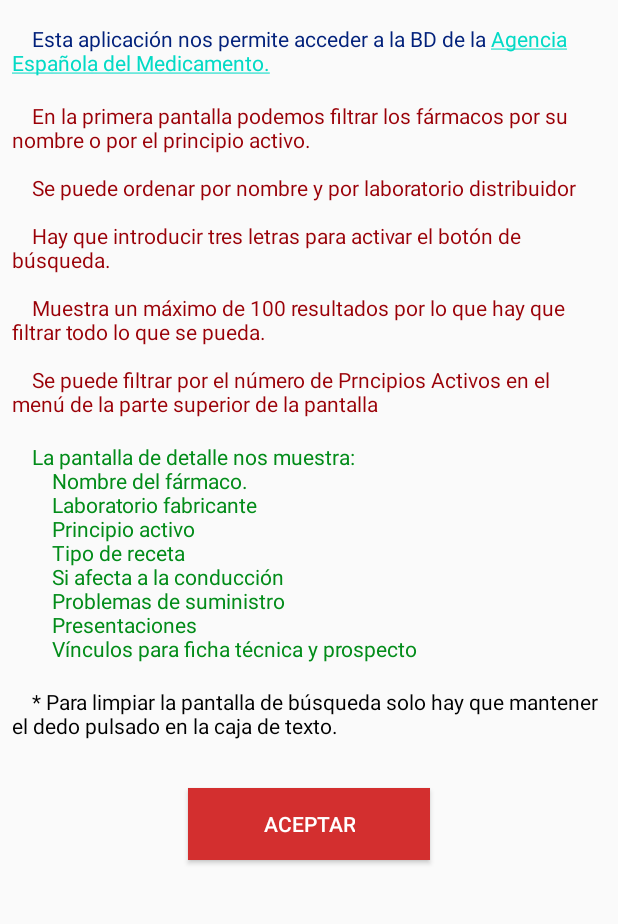
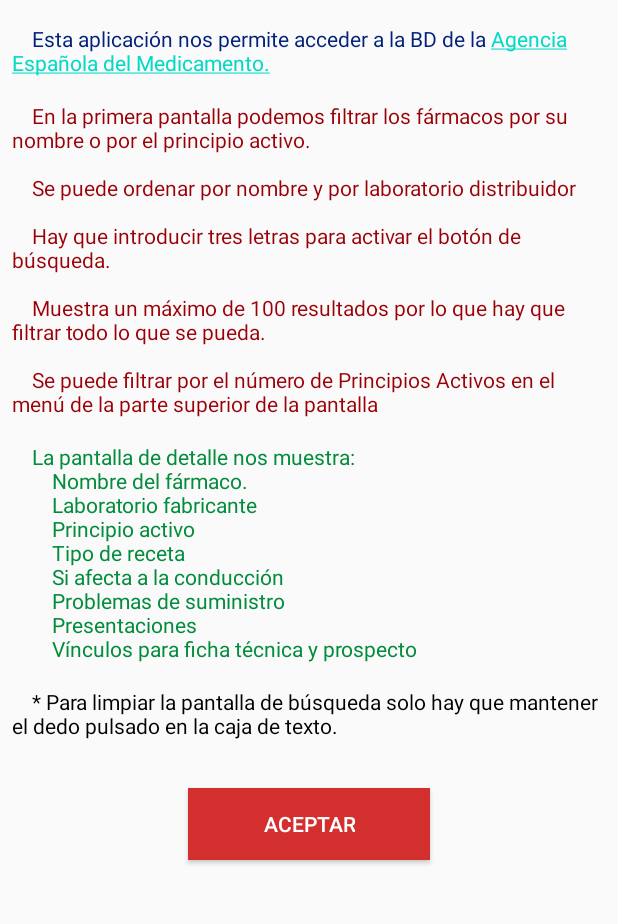
Before and after one commit to JoseRa10679/Vademecum, an Android app: the MainActivity screen opened directly, with no data from a screen before it, in the options menu, after a tap on "Acerca de..", on a phone screen of 412 x 824 dp, the part 84-1008 px from its top. Run offline under Robolectric (Android 15) with nearby library versions, the phone set to English and light mode, and no system bars; libraries missing offline, so code that uses them is left out: net.yslibrary.android; Roboto replaces fonts that are not available here; 2 statements that could not run were skipped.

Commit message:
Primera version completa

```diff
--- a/app/src/main/java/com/example/vademecum/adaptadores/ApiService.kt
+++ b/app/src/main/java/com/example/vademecum/adaptadores/ApiService.kt
@@ -31,7 +31,6 @@ interface ApiService {
      *      primera página con un máximo de 100 registros.
      *
      */
-
 
     @GET(value = "medicamentos?comerc=1&pagina=1&pagesize=100")
     fun getMedicamentos(
@@ -78,8 +77,6 @@ interface ApiService {
         @Query("practiv1") practiv1: String
     ): Call<MiObjeto>
 
-
     //</editor-folder>
 
-
 }
--- a/app/src/main/java/com/example/vademecum/dataclass/Presentacion.kt
+++ b/app/src/main/java/com/example/vademecum/dataclass/Presentacion.kt
@@ -6,5 +6,6 @@ package com.example.vademecum.dataclass
  */
 data class Presentacion(
     var nombre: String,
-    var comercializado: Boolean
+    var comercializado: Boolean,
+    var psum: Boolean
 )
--- a/app/src/main/java/com/example/vademecum/objetos/Comun.kt
+++ b/app/src/main/java/com/example/vademecum/objetos/Comun.kt
@@ -45,5 +45,31 @@ object Comun {
 
     //</editor-folder>
 
+    /*
+
+    /**
+     * Permite el cambio de características de texto dentro de un TextView
+     *
+     * https://gist.github.com/RadoYankov/29833fc1f5ecd577b0581d6de93ff60f
+     *
+     */
+    fun spannable(func: () -> SpannableString) = func()
+    private fun span(s: CharSequence, o: Any) = (if (s is String) SpannableString(s) else s as? SpannableString
+        ?: SpannableString("")).apply { setSpan(o, 0, length, Spannable.SPAN_EXCLUSIVE_EXCLUSIVE) }
+
+    operator fun SpannableString.plus(s: SpannableString) = SpannableString(TextUtils.concat(this, s))
+    operator fun SpannableString.plus(s: String) = SpannableString(TextUtils.concat(this, s))
+
+    fun bold(s: CharSequence) = span(s, StyleSpan(Typeface.BOLD))
+    fun italic(s: CharSequence) = span(s, StyleSpan(Typeface.ITALIC))
+    fun underline(s: CharSequence) = span(s, UnderlineSpan())
+    fun strike(s: CharSequence) = span(s, StrikethroughSpan())
+    fun sup(s: CharSequence) = span(s, SuperscriptSpan())
+    fun sub(s: CharSequence) = span(s, SubscriptSpan())
+    fun size(size: Float, s: CharSequence) = span(s, RelativeSizeSpan(size))
+    fun color(color: Int, s: CharSequence) = span(s, ForegroundColorSpan(color))
+    fun background(color: Int, s: CharSequence) = span(s, BackgroundColorSpan(color))
+    fun url(url: String, s: CharSequence) = span(s, URLSpan(url))
+*/
 
 }
--- a/app/src/main/java/com/example/vademecum/ui/MainActivity.kt
+++ b/app/src/main/java/com/example/vademecum/ui/MainActivity.kt
@@ -181,14 +181,25 @@ class MainActivity : AppCompatActivity(),
             true
         }
 
+        //        Cambia el Hint del editTextBox al marcar el chkActivo
+        chkActivo.setOnClickListener{
+            if(chkActivo.isChecked){
+                mEditText.hint = getString(R.string.p_activo)
+            }else{
+                mEditText.hint = getString(R.string.nombre)
+            }
+        }
+
         //        Bloquea que se puedan activar a la vez el orden por nombre y laboratorio
         chkOrdenNombre.setOnClickListener {
             if (chkOrdenNombre.isChecked) chkOrdenLaboratorio.isChecked = false
+
         }
 
         //        Bloquea que se puedan activar a la vez el orden por nombre y laboratorio
         chkOrdenLaboratorio.setOnClickListener {
             if (chkOrdenLaboratorio.isChecked) chkOrdenNombre.isChecked = false
+
         }
 
         //      Busca los fármacos en la API dependiendo de si está marcado el Principio activo o no.
@@ -408,7 +419,6 @@ class MainActivity : AppCompatActivity(),
             else -> miLista?.toMutableList()
         }
 
-
         this.invalidateOptionsMenu()
         getNumPA =0
 
--- a/app/src/main/res/layout/activity_detalle_farmaco.xml
+++ b/app/src/main/res/layout/activity_detalle_farmaco.xml
@@ -157,7 +157,7 @@
                     android:paddingStart="8dp"
                     android:paddingEnd="8dp"
                     android:text="@string/prescripcion"
-                    android:textColor="@color/colorVerdeTexto"
+                    android:textColor="@color/colorCianTexto"
                     android:textSize="@dimen/doce_sp" />
 
                 <TextView
@@ -170,7 +170,7 @@
                     android:paddingStart="8dp"
                     android:paddingEnd="8dp"
                     android:text="@string/conducci_n"
-                    android:textColor="@color/colorVerdeTexto"
+                    android:textColor="@color/colorAzulTexto"
                     android:textSize="@dimen/doce_sp" />
 
                 <TextView
--- a/app/src/main/res/layout/activity_main.xml
+++ b/app/src/main/res/layout/activity_main.xml
@@ -40,6 +40,7 @@
         android:layout_marginStart="@dimen/ocho_dp"
         android:layout_marginEnd="@dimen/ocho_dp"
         android:ems="10"
+        android:hint="@string/nombre"
         android:importantForAutofill="no"
         android:inputType="textPersonName"
         android:paddingStart="@dimen/ocho_dp"
--- a/app/src/main/res/values/colors.xml
+++ b/app/src/main/res/values/colors.xml
@@ -8,6 +8,7 @@
 
     <color name="colorTitulo">#820202</color>
     <color name="colorAzulTexto">#02217B</color>
-    <color name="colorVerdeTexto">#028C19</color>
+    <color name="colorCianTexto">#026D7B</color>
+    <color name="colorVerdeTexto">#028C3C</color>
 
 </resources>
--- a/app/src/main/res/values/strings.xml
+++ b/app/src/main/res/values/strings.xml
@@ -8,7 +8,7 @@
 
     <!-- Acerca de.. -->
     <string name="descripcion">\tEsta aplicación nos permite acceder a la BD de la <a href="https://cima.aemps.es/cima/publico/home.html">Agencia Española del Medicamento.</a></string>
-    <string name="descripcion2">\tEn la primera pantalla podemos filtrar los fármacos por su nombre o por el principio activo.\n\n\tSe puede ordenar por nombre y por laboratorio distribuidor\n\n\tHay que introducir tres letras para activar el botón de búsqueda.\n\n\tMuestra un máximo de 100 resultados por lo que hay que filtrar todo lo que se pueda.\n\n\tSe puede filtrar por el número de Prncipios Activos en el menú de la parte superior de la pantalla</string>
+    <string name="descripcion2">\tEn la primera pantalla podemos filtrar los fármacos por su nombre o por el principio activo.\n\n\tSe puede ordenar por nombre y por laboratorio distribuidor\n\n\tHay que introducir tres letras para activar el botón de búsqueda.\n\n\tMuestra un máximo de 100 resultados por lo que hay que filtrar todo lo que se pueda.\n\n\tSe puede filtrar por el número de Principios Activos en el menú de la parte superior de la pantalla</string>
     <string name="descripcion3">\tLa pantalla de detalle nos muestra:\n\t\tNombre del fármaco.\n\t\tLaboratorio fabricante\n\t\tPrincipio activo\n\t\tTipo de receta\n\t\tSi afecta a la conducción\n\t\tProblemas de suministro\n\t\tPresentaciones\n\t\tVínculos para ficha técnica y prospecto</string>
     <string name="descripcion4">\t* Para limpiar la pantalla de búsqueda solo hay que mantener el dedo pulsado en la caja de texto.</string>
     <!-- Fin Acerca de.. -->
@@ -55,6 +55,8 @@
     <string name="tres_principios_activos">Tres P. Activos</string>
     <string name="todos">Todos</string>
     <string name="n_mero_de_p_activos">Número de P. Activos</string>
+    <string name="hay_problemas_de_suministro">Hay problemas de suministro con esta presentación.</string>
+    <string name="no_cargar_datos">No se ha podido cargar los datos</string>
 
 
     <!-- Fin Detalle Fármaco-->
--- a/build.gradle
+++ b/build.gradle
@@ -8,7 +8,7 @@ buildscript {
 
     }
     dependencies {
-        classpath 'com.android.tools.build:gradle:3.6.2'
+        classpath 'com.android.tools.build:gradle:3.6.3'
         classpath "org.jetbrains.kotlin:kotlin-gradle-plugin:$kotlin_version"
 
         // NOTE: Do not place your application dependencies here; they belong
```
Also changed, not shown: app/src/main/java/com/example/vademecum/ui/DetalleFarmaco.kt (+12 -5 lines).
